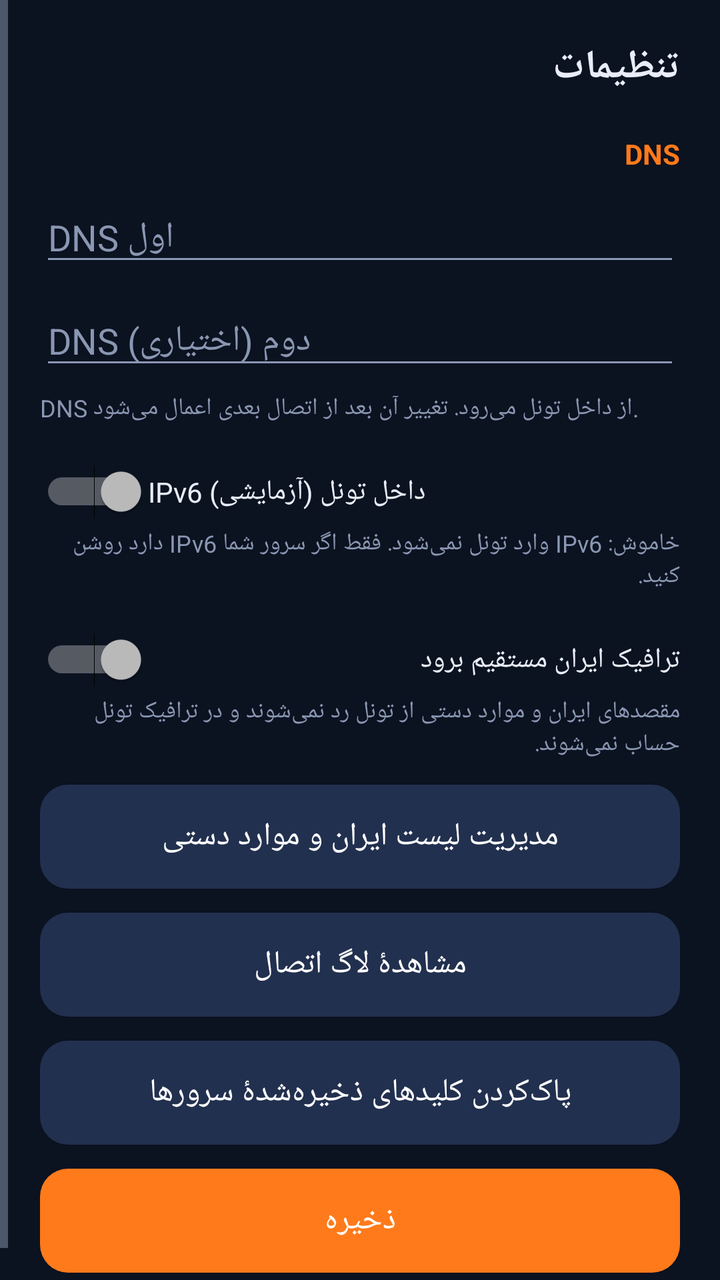
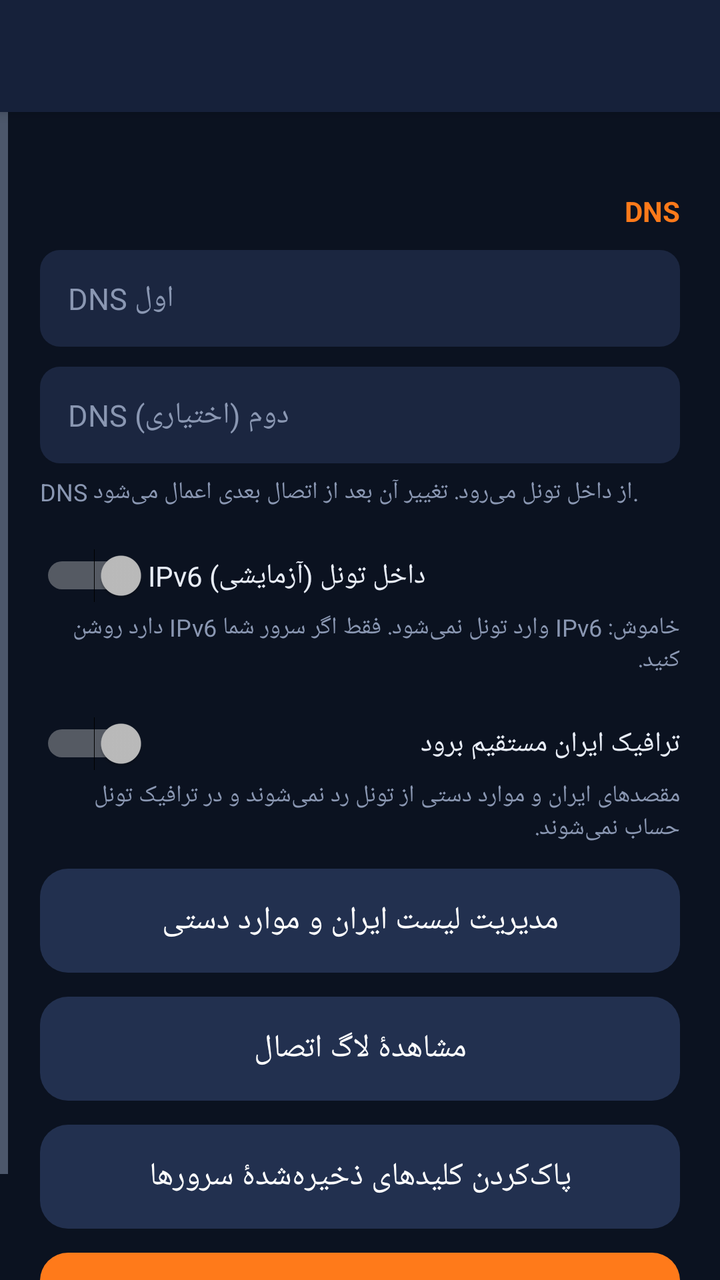

Two renders of the same Android screen: before a commit and after it. Below are the layout's source before the change and the commit's diff.
<!-- AndroidManifest.xml: application theme AppTheme -->
<!-- res/layout/activity_settings.xml -->
<?xml version="1.0" encoding="utf-8"?>
<ScrollView xmlns:android="http://schemas.android.com/apk/res/android"
    android:layout_width="match_parent" android:layout_height="match_parent"
    android:layoutDirection="rtl">
    <LinearLayout
        android:layout_width="match_parent" android:layout_height="wrap_content"
        android:orientation="vertical" android:padding="20dp">

        <TextView
            android:layout_width="wrap_content" android:layout_height="wrap_content"
            android:text="@string/settings" android:textColor="@color/text"
            android:textSize="20sp" android:textStyle="bold" />

        <TextView
            android:layout_width="wrap_content" android:layout_height="wrap_content"
            android:layout_marginTop="20dp" android:text="@string/dns_section"
            android:textColor="@color/accent" android:textStyle="bold" />
        <EditText android:id="@+id/dns1" style="@style/Field" android:hint="@string/dns1"
            android:inputType="phone" />
        <EditText android:id="@+id/dns2" style="@style/Field" android:hint="@string/dns2"
            android:inputType="phone" />
        <TextView
            android:layout_width="match_parent" android:layout_height="wrap_content"
            android:layout_marginTop="6dp" android:text="@string/dns_note"
            android:textColor="@color/muted" android:textSize="12sp" />

        <Switch android:id="@+id/ipv6"
            android:layout_width="match_parent" android:layout_height="wrap_content"
            android:layout_marginTop="20dp" android:text="@string/ipv6_switch"
            android:textColor="@color/text" />
        <TextView
            android:layout_width="match_parent" android:layout_height="wrap_content"
            android:layout_marginTop="4dp" android:text="@string/ipv6_note"
            android:textColor="@color/muted" android:textSize="12sp" />

        <Switch android:id="@+id/bypass"
            android:layout_width="match_parent" android:layout_height="wrap_content"
            android:layout_marginTop="20dp" android:text="@string/bypass_enable"
            android:textColor="@color/text" />
        <TextView
            android:layout_width="match_parent" android:layout_height="wrap_content"
            android:layout_marginTop="4dp" android:text="@string/bypass_desc"
            android:textColor="@color/muted" android:textSize="12sp" />
        <Button android:id="@+id/manageBypass" style="@style/Btn" android:text="@string/manage_bypass"
            android:background="@drawable/btn_dark" />

        <Button android:id="@+id/viewLog" style="@style/Btn" android:text="@string/view_log"
            android:background="@drawable/btn_dark" />
        <Button android:id="@+id/forgetKeys" style="@style/Btn" android:text="@string/forget_keys"
            android:background="@drawable/btn_dark" />
        <Button android:id="@+id/saveSettings" style="@style/Btn" android:text="@string/save" />
    </LinearLayout>
</ScrollView>
<!-- resources referenced by this layout -->
<resources>
  <color name="accent">#FF7A1A</color>
  <color name="muted">#8A97B2</color>
  <color name="text">#E8EDF7</color>
  <!-- drawable btn_dark (drawable) -->
  <?xml version="1.0" encoding="utf-8"?>
  <shape xmlns:android="http://schemas.android.com/apk/res/android">
      <solid android:color="#22304F" />
      <corners android:radius="14dp" />
  </shape>
  <string name="bypass_desc">مقصدهای ایران و موارد دستی از تونل رد نمی‌شوند و در ترافیک تونل حساب نمی‌شوند.</string>
  <string name="bypass_enable">ترافیک ایران مستقیم برود</string>
  <string name="dns1">DNS اول</string>
  <string name="dns2">DNS دوم (اختیاری)</string>
  <string name="dns_note">DNS از داخل تونل می‌رود. تغییر آن بعد از اتصال بعدی اعمال می‌شود.</string>
  <string name="dns_section">DNS</string>
  <string name="forget_keys">پاک‌کردن کلیدهای ذخیره‌شدهٔ سرورها</string>
  <string name="ipv6_note">خاموش: IPv6 وارد تونل نمی‌شود. فقط اگر سرور شما IPv6 دارد روشن کنید.</string>
  <string name="ipv6_switch">IPv6 داخل تونل (آزمایشی)</string>
  <string name="manage_bypass">مدیریت لیست ایران و موارد دستی</string>
  <string name="save">ذخیره</string>
  <string name="settings">تنظیمات</string>
  <string name="view_log">مشاهدهٔ لاگ اتصال</string>
  <style name="Field">
          <item name="android:layout_width">match_parent</item>
          <item name="android:layout_height">wrap_content</item>
          <item name="android:layout_marginTop">10dp</item>
          <item name="android:textColor">@color/text</item>
          <item name="android:textColorHint">@color/muted</item>
          <item name="android:singleLine">true</item>
          <item name="android:textDirection">ltr</item>
          <item name="android:gravity">start|center_vertical</item>
      </style>
  <!-- drawable btn_accent (drawable) -->
  <?xml version="1.0" encoding="utf-8"?>
  <shape xmlns:android="http://schemas.android.com/apk/res/android">
      <solid android:color="@color/accent" />
      <corners android:radius="14dp" />
  </shape>
  <color name="bg">#0B1220</color>
  <style name="DialogTheme" parent="android:Theme.Material.Dialog.Alert">
          <item name="android:colorAccent">@color/accent</item>
      </style>
  <!-- unchanged entries left out for length: 2 -->
</resources>

<!-- the commit's change to res/layout/activity_settings.xml (unified diff, before → after) -->
@@ -1,15 +1,13 @@
 <?xml version="1.0" encoding="utf-8"?>
-<ScrollView xmlns:android="http://schemas.android.com/apk/res/android"
+<LinearLayout xmlns:android="http://schemas.android.com/apk/res/android"
     android:layout_width="match_parent" android:layout_height="match_parent"
-    android:layoutDirection="rtl">
+    android:orientation="vertical" android:layoutDirection="rtl">
+    <include layout="@layout/bar" />
+    <ScrollView android:layout_width="match_parent" android:layout_height="match_parent">
     <LinearLayout
         android:layout_width="match_parent" android:layout_height="wrap_content"
         android:orientation="vertical" android:padding="20dp">
 
-        <TextView
-            android:layout_width="wrap_content" android:layout_height="wrap_content"
-            android:text="@string/settings" android:textColor="@color/text"
-            android:textSize="20sp" android:textStyle="bold" />
 
         <TextView
             android:layout_width="wrap_content" android:layout_height="wrap_content"
@@ -51,3 +49,31 @@
         <Button android:id="@+id/saveSettings" style="@style/Btn" android:text="@string/save" />
     </LinearLayout>
 </ScrollView>
+</LinearLayout>
+<!-- res/layout/bar.xml (included above) -->
+<?xml version="1.0" encoding="utf-8"?>
+<LinearLayout xmlns:android="http://schemas.android.com/apk/res/android"
+    android:layout_width="match_parent" android:layout_height="56dp"
+    android:background="@color/bar" android:gravity="center_vertical"
+    android:layoutDirection="rtl" android:orientation="horizontal"
+    android:paddingStart="4dp" android:paddingEnd="4dp" android:elevation="4dp">
+    <ImageButton android:id="@+id/barBack"
+        android:layout_width="48dp" android:layout_height="48dp"
+        android:background="@drawable/ripple_icon" android:src="@drawable/ic_back"
+        android:contentDescription="@null" android:visibility="gone" />
+    <ImageView android:id="@+id/barLogo"
+        android:layout_width="34dp" android:layout_height="34dp" android:layout_marginStart="12dp"
+        android:src="@drawable/ic_logo" android:contentDescription="@null" android:visibility="gone" />
+    <TextView android:id="@+id/barTitle"
+        android:layout_width="0dp" android:layout_height="wrap_content" android:layout_weight="1"
+        android:layout_marginStart="12dp" android:textColor="@color/text"
+        android:textSize="19sp" android:textStyle="bold" />
+    <ImageButton android:id="@+id/barAction1"
+        android:layout_width="48dp" android:layout_height="48dp"
+        android:background="@drawable/ripple_icon" android:contentDescription="@null"
+        android:visibility="gone" />
+    <ImageButton android:id="@+id/barAction2"
+        android:layout_width="48dp" android:layout_height="48dp"
+        android:background="@drawable/ripple_icon" android:contentDescription="@null"
+        android:visibility="gone" />
+</LinearLayout>
<!-- resource entries referenced after the edit -->
@@ -1,6 +1,7 @@
 <!-- resources referenced by this layout -->
 <resources>
   <color name="accent">#FF7A1A</color>
+  <color name="bar">#16213A</color>
   <color name="muted">#8A97B2</color>
   <color name="text">#E8EDF7</color>
   <!-- drawable btn_dark (drawable) -->
@@ -9,6 +10,25 @@
       <solid android:color="#22304F" />
       <corners android:radius="14dp" />
   </shape>
+  <!-- drawable ic_back (drawable) -->
+  <?xml version="1.0" encoding="utf-8"?>
+  <vector xmlns:android="http://schemas.android.com/apk/res/android"
+      android:width="24dp" android:height="24dp" android:viewportWidth="24" android:viewportHeight="24"
+      android:tint="#E8EDF7" android:autoMirrored="true">
+      <path android:fillColor="#FFFFFFFF" android:pathData="M20,11H7.83l5.59,-5.59L12,4l-8,8 8,8 1.41,-1.41L7.83,13H20v-2z" />
+  </vector>
+  <!-- drawable ic_logo (drawable) -->
+  <?xml version="1.0" encoding="utf-8"?>
+  <vector xmlns:android="http://schemas.android.com/apk/res/android"
+      android:width="108dp" android:height="108dp"
+      android:viewportWidth="108" android:viewportHeight="108">
+      <path android:fillColor="#FF7A1A" android:pathData="M20,24 L40,44 L68,44 L88,24 L84,62 L54,92 L24,62 Z" />
+      <path android:fillColor="#FFFFFF" android:pathData="M40,56 L54,80 L68,56 L54,62 Z" />
+      <path android:fillColor="#0B1220" android:pathData="M42,52 L48,54 L46,58 Z M66,52 L60,54 L62,58 Z" />
+  </vector>
+  <!-- drawable ripple_icon (drawable) -->
+  <?xml version="1.0" encoding="utf-8"?>
+  <ripple xmlns:android="http://schemas.android.com/apk/res/android" android:color="#33FFFFFF" />
   <string name="bypass_desc">مقصدهای ایران و موارد دستی از تونل رد نمی‌شوند و در ترافیک تونل حساب نمی‌شوند.</string>
   <string name="bypass_enable">ترافیک ایران مستقیم برود</string>
   <string name="dns1">DNS اول</string>
@@ -20,12 +40,14 @@
   <string name="ipv6_switch">IPv6 داخل تونل (آزمایشی)</string>
   <string name="manage_bypass">مدیریت لیست ایران و موارد دستی</string>
   <string name="save">ذخیره</string>
-  <string name="settings">تنظیمات</string>
   <string name="view_log">مشاهدهٔ لاگ اتصال</string>
   <style name="Field">
           <item name="android:layout_width">match_parent</item>
           <item name="android:layout_height">wrap_content</item>
           <item name="android:layout_marginTop">10dp</item>
+          <item name="android:background">@drawable/field_bg</item>
+          <item name="android:padding">14dp</item>
+          <item name="android:textSize">15sp</item>
           <item name="android:textColor">@color/text</item>
           <item name="android:textColorHint">@color/muted</item>
           <item name="android:singleLine">true</item>
@@ -38,6 +60,12 @@
       <solid android:color="@color/accent" />
       <corners android:radius="14dp" />
   </shape>
+  <!-- drawable field_bg (drawable) -->
+  <?xml version="1.0" encoding="utf-8"?>
+  <shape xmlns:android="http://schemas.android.com/apk/res/android">
+      <solid android:color="#1B2640" />
+      <corners android:radius="10dp" />
+  </shape>
   <color name="bg">#0B1220</color>
   <style name="DialogTheme" parent="android:Theme.Material.Dialog.Alert">
           <item name="android:colorAccent">@color/accent</item>
